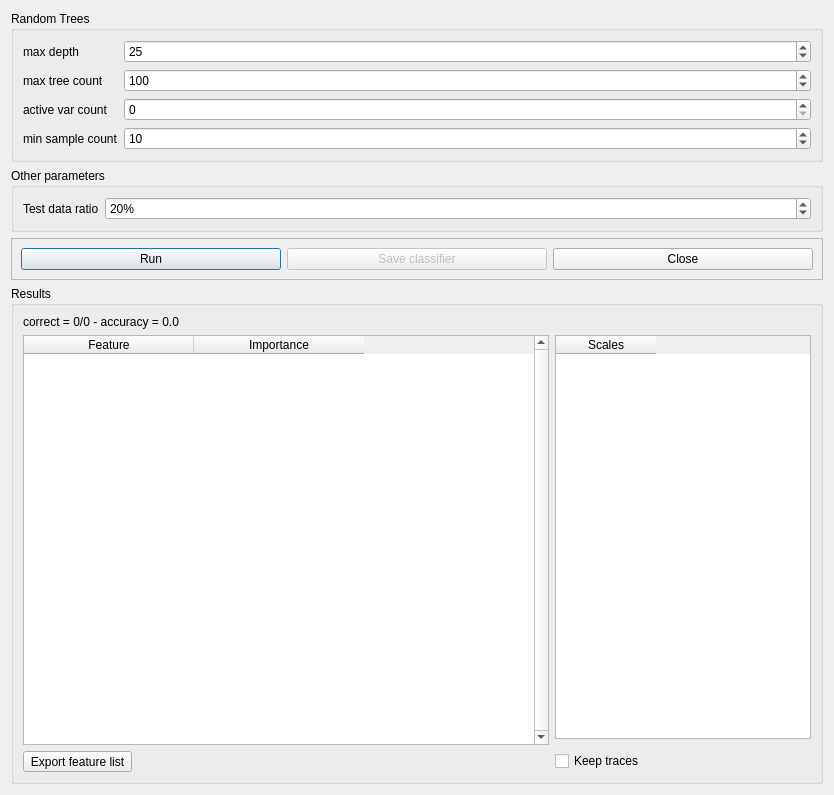
dgirardeau/q3DMASC, file Train3DMASCDialog.ui: the form before one commit.
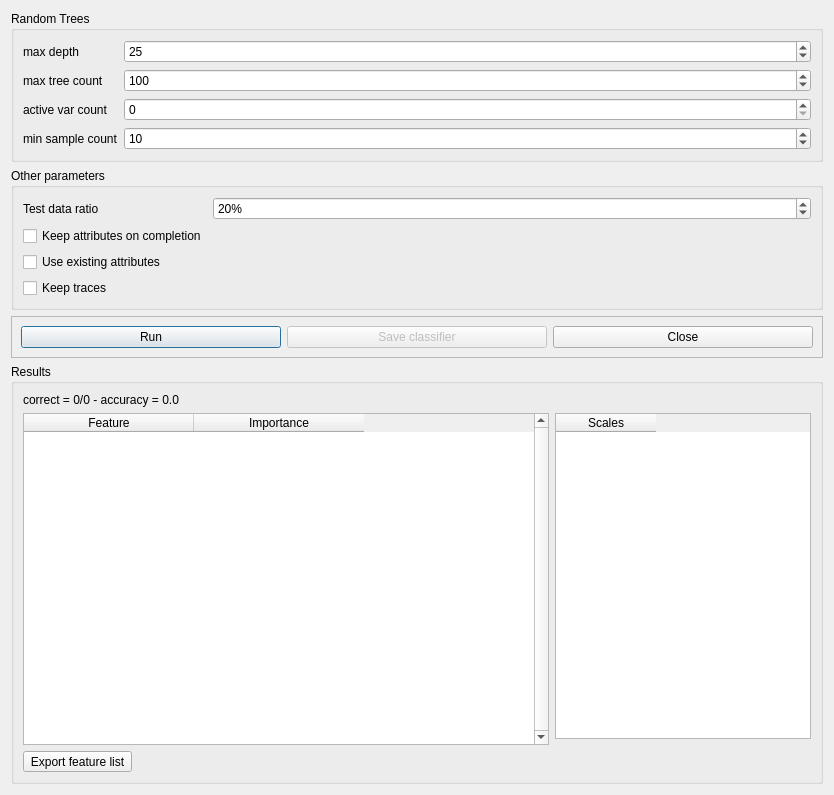
The form after the commit.

Commit message: save confusion matrix, keepAttributes, useExistingScalarFields

```diff
--- a/Train3DMASCDialog.ui
+++ b/Train3DMASCDialog.ui
@@ -13,7 +13,7 @@
   <property name="windowTitle">
    <string>Dialog</string>
   </property>
-  <layout class="QVBoxLayout" name="verticalLayout">
+  <layout class="QVBoxLayout" name="verticalLayout" stretch="0,0,0,1">
    <item>
     <widget class="QGroupBox" name="rtGroupBox">
      <property name="title">
@@ -147,6 +147,33 @@
         </property>
        </widget>
       </item>
+      <item row="3" column="0">
+       <widget class="QCheckBox" name="checkBox_useExistingScalarFields">
+        <property name="toolTip">
+         <string>&lt;html&gt;&lt;head/&gt;&lt;body&gt;&lt;p&gt;You the existing feature for the training. If not checked, all features will be recalculated and the existing features will be overwritten.&lt;/p&gt;&lt;/body&gt;&lt;/html&gt;</string>
+        </property>
+        <property name="text">
+         <string>Use existing attributes</string>
+        </property>
+       </widget>
+      </item>
+      <item row="4" column="0">
+       <widget class="QCheckBox" name="checkBox_keepTraces">
+        <property name="toolTip">
+         <string>&lt;html&gt;&lt;head/&gt;&lt;body&gt;&lt;p&gt;If checked : &lt;/p&gt;&lt;p&gt;* A directory is created near the parameter file, with name 3dmasc_yyyymmdd_HHhMM.&lt;/p&gt;&lt;p&gt;* A file 3dmasc_yyyymmdd_HHhMM.txt is created in this directory. &lt;/p&gt;&lt;p&gt;* Each time you train the classifier, the feature list and the classifier are stored and an entry is created in the trace file to save the overall accuracy.&lt;/p&gt;&lt;/body&gt;&lt;/html&gt;</string>
+        </property>
+        <property name="text">
+         <string>Keep traces</string>
+        </property>
+       </widget>
+      </item>
+      <item row="2" column="0">
+       <widget class="QCheckBox" name="keepAttributesCheckBox">
+        <property name="text">
+         <string>Keep attributes on completion</string>
+        </property>
+       </widget>
+      </item>
      </layout>
     </widget>
    </item>
@@ -259,16 +286,6 @@
         </column>
        </widget>
       </item>
-      <item row="3" column="1">
-       <widget class="QCheckBox" name="checkBox_keepTraces">
-        <property name="toolTip">
-         <string>&lt;html&gt;&lt;head/&gt;&lt;body&gt;&lt;p&gt;If checked, a directory is created near the parameters file. Each time you click on Run, the features used to train the random forest will be stored and an entry will be created in a specific file to save the metrics associated with the classifier.&lt;/p&gt;&lt;/body&gt;&lt;/html&gt;</string>
-        </property>
-        <property name="text">
-         <string>Keep traces</string>
-        </property>
-       </widget>
-      </item>
      </layout>
     </widget>
    </item>
```
The commit also changes 11 other files.
